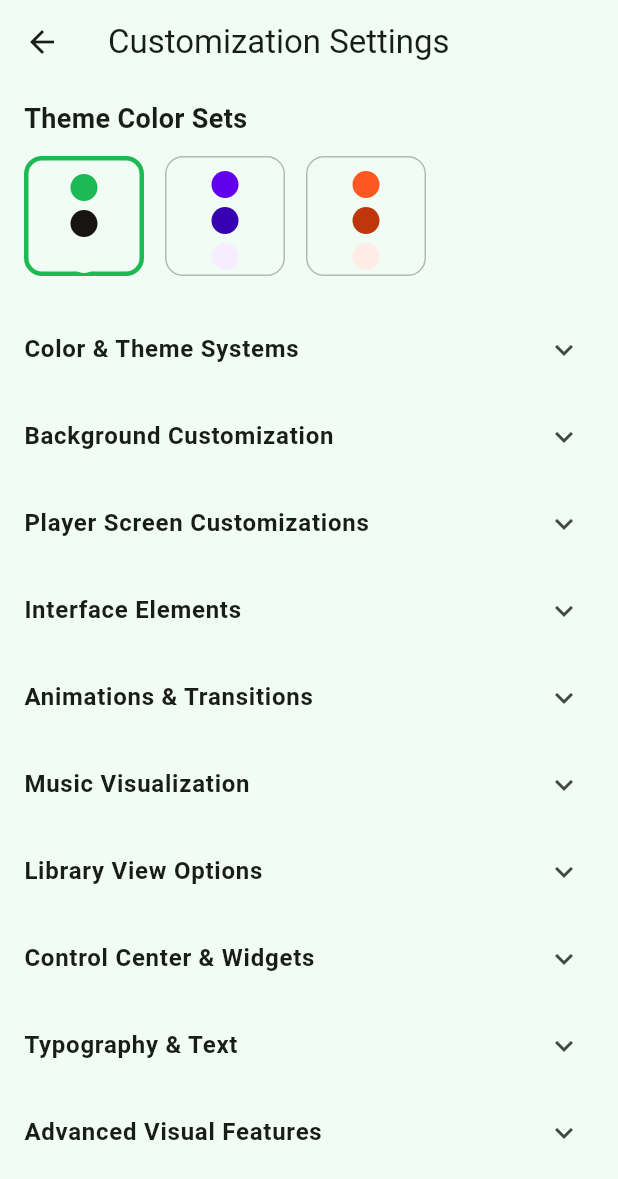
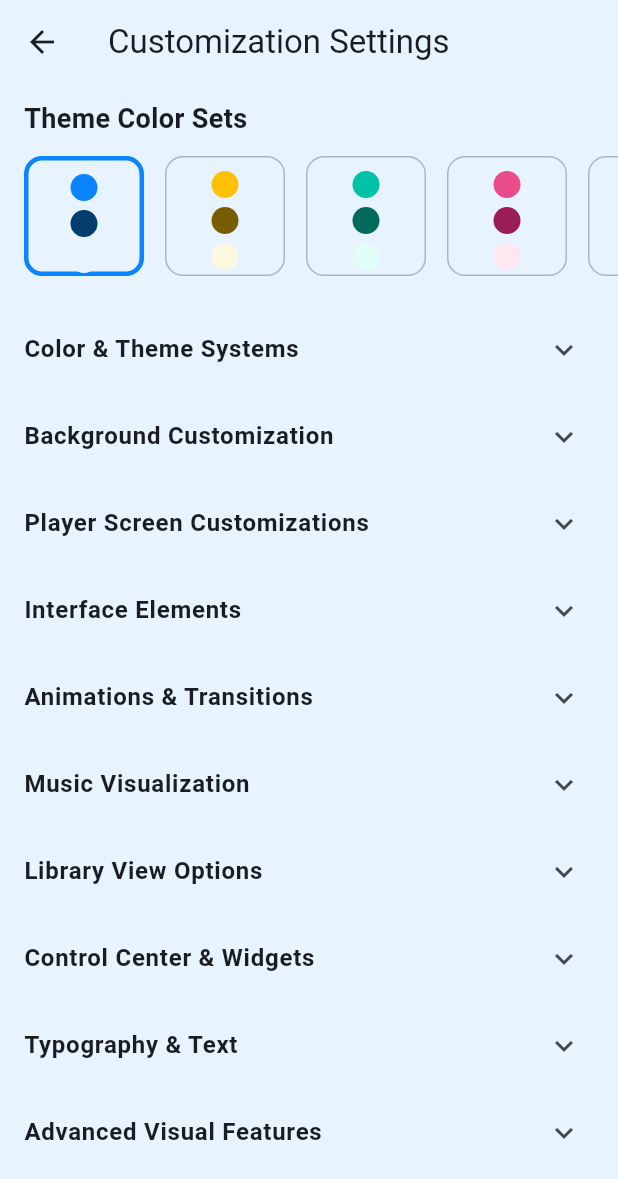
Before and after one commit to Vinith1801/vinu, a Flutter app: the screen it shows after launch, after a tap on the "settings" icon, on a phone screen of 412 x 824 dp. Shown: the top 1179 px of the screen. Run offline on Flutter 3.47's test engine with Material 3 defaults, Android fonts, the phone set to English and light mode, and no system bars; our stand-ins replace audio_service, just_audio, just_audio_background, on_audio_query, shared_preferences; missing offline and left inert: audio_session; statements that could not run were skipped.

Commit message:
feat: Integrate just_audio_background for enhanced audio playback and UI improvements

```diff
--- a/lib/main.dart
+++ b/lib/main.dart
@@ -1,12 +1,24 @@
 import 'package:flutter/material.dart';
 import 'package:provider/provider.dart';
+import 'package:just_audio_background/just_audio_background.dart';
+
 import 'player/audio_player_controller.dart';
 import 'player/favorites_controller.dart';
 import 'theme/theme_controller.dart';
+
 import 'ui/screens/home_screen.dart';
 import 'ui/widgets/mini_player.dart';
 
-void main() {
+Future<void> main() async {
+  WidgetsFlutterBinding.ensureInitialized();
+
+  // Initialize background audio capabilities (notification + lockscreen)
+  await JustAudioBackground.init(
+    androidNotificationChannelId: 'com.vinith.vinu.channel.audio',
+    androidNotificationChannelName: 'Vinu Music',
+    androidNotificationOngoing: true,
+  );
+
   runApp(
     MultiProvider(
       providers: [
@@ -31,6 +43,7 @@ class VinuMusicApp extends StatelessWidget {
       debugShowCheckedModeBanner: false,
       themeMode: theme.isDark ? ThemeMode.dark : ThemeMode.light,
 
+      // -------- LIGHT THEME --------
       theme: ThemeData(
         brightness: Brightness.light,
         useMaterial3: true,
@@ -44,6 +57,7 @@ class VinuMusicApp extends StatelessWidget {
         scaffoldBackgroundColor: colors.background,
       ),
 
+      // -------- DARK THEME --------
       darkTheme: ThemeData(
         brightness: Brightness.dark,
         useMaterial3: true,
@@ -57,10 +71,13 @@ class VinuMusicApp extends StatelessWidget {
         scaffoldBackgroundColor: Colors.black,
       ),
 
+      // -------- HOME --------
       home: const Scaffold(
         body: Stack(
           children: [
             HomeScreen(),
+
+            // Mini player always fixed at bottom
             Align(
               alignment: Alignment.bottomCenter,
               child: MiniPlayer(),
--- /dev/null
+++ b/lib/theme/app_color_set.dart
@@ -0,0 +1,18 @@
+import 'package:flutter/material.dart';
+
+class AppColorSet {
+  final Color primary;
+  final Color secondary;
+  final Color background;
+
+  final Gradient? gradientLight;
+  final Gradient? gradientDark;
+
+  const AppColorSet({
+    required this.primary,
+    required this.secondary,
+    required this.background,
+    this.gradientLight,
+    this.gradientDark,
+  });
+}
--- a/lib/theme/theme_controller.dart
+++ b/lib/theme/theme_controller.dart
@@ -1,41 +1,179 @@
 import 'package:flutter/material.dart';
-
-class AppColorSet {
-  final Color primary;
-  final Color secondary;
-  final Color background;
-
-  const AppColorSet({
-    required this.primary,
-    required this.secondary,
-    required this.background,
-  });
-}
+import 'app_color_set.dart';
 
 class ThemeController extends ChangeNotifier {
   bool isDark = false;
+  int selectedIndex = 0;
 
   final List<AppColorSet> colorSets = const [
+
+    // -------------------------
+    // 1. Ultra Blue Premium Set
+    // -------------------------
     AppColorSet(
-      primary: Color(0xFF1DB954),
-      secondary: Color(0xFF191414),
-      background: Color(0xFFF1FDF4),
+      primary: Color(0xFF0A84FF),
+      secondary: Color(0xFF003E6B),
+      background: Color(0xFFE7F3FF),
+      gradientLight: LinearGradient(
+        colors: [Color(0xFF0A84FF), Color(0xFF003E6B)],
+        begin: Alignment.topLeft,
+        end: Alignment.bottomRight,
+      ),
+      gradientDark: LinearGradient(
+        colors: [Color(0xFF002B4C), Color(0xFF001424)],
+        begin: Alignment.topCenter,
+        end: Alignment.bottomCenter,
+      ),
     ),
+
+    // -------------------------
+    // 2. Gold Luxury Theme
+    // -------------------------
     AppColorSet(
-      primary: Color(0xFF6200EE),
-      secondary: Color(0xFF3700B3),
-      background: Color(0xFFF6EDFF),
+      primary: Color(0xFFFFC107),
+      secondary: Color(0xFF7A5C00),
+      background: Color(0xFFFFF8E1),
+      gradientLight: LinearGradient(
+        colors: [Color(0xFFFFC107), Color(0xFF7A5C00)],
+        begin: Alignment.topCenter,
+        end: Alignment.bottomCenter,
+      ),
+      gradientDark: LinearGradient(
+        colors: [Color(0xFF4A3500), Color(0xFF1E1400)],
+        begin: Alignment.topLeft,
+        end: Alignment.bottomRight,
+      ),
     ),
+
+    // -------------------------
+    // 3. Aqua Premium Teal
+    // -------------------------
     AppColorSet(
-      primary: Color(0xFFFF5722),
-      secondary: Color(0xFFBF360C),
-      background: Color(0xFFFFECE5),
+      primary: Color(0xFF00C2A8),
+      secondary: Color(0xFF006B5C),
+      background: Color(0xFFE0FFF9),
+      gradientLight: LinearGradient(
+        colors: [Color(0xFF00C2A8), Color(0xFF006B5C)],
+        begin: Alignment.topLeft,
+        end: Alignment.bottomRight,
+      ),
+      gradientDark: LinearGradient(
+        colors: [Color(0xFF003D35), Color(0xFF001E1A)],
+        begin: Alignment.centerLeft,
+        end: Alignment.centerRight,
+      ),
+    ),
+
+    // -------------------------
+    // 4. Rose Studio Premium
+    // -------------------------
+    AppColorSet(
+      primary: Color(0xFFEA4C89),
+      secondary: Color(0xFF9B1D55),
+      background: Color(0xFFFDE7F1),
+      gradientLight: LinearGradient(
+        colors: [Color(0xFFEA4C89), Color(0xFF9B1D55)],
+        begin: Alignment.topRight,
+        end: Alignment.bottomLeft,
+      ),
+      gradientDark: LinearGradient(
+        colors: [Color(0xFF5D1233), Color(0xFF230515)],
+        begin: Alignment.topLeft,
+        end: Alignment.bottomRight,
+      ),
+    ),
+
+    // -------------------------
+    // 5. Indigo Elite
+    // -------------------------
+    AppColorSet(
+      primary: Color(0xFF3D5AFE),
+      secondary: Color(0xFF1A237E),
+      background: Color(0xFFE8EAF6),
+      gradientLight: LinearGradient(
+        colors: [Color(0xFF3D5AFE), Color(0xFF1A237E)],
+        begin: Alignment.centerLeft,
+        end: Alignment.centerRight,
+      ),
+      gradientDark: LinearGradient(
+        colors: [Color(0xFF0C1033), Color(0xFF06071D)],
+        begin: Alignment.topCenter,
+        end: Alignment.bottomCenter,
+      ),
+    ),
+
+    // -------------------------
+    // 6. Emerald Calm Premium
+    // -------------------------
+    AppColorSet(
+      primary: Color(0xFF4CAF50),
+      secondary: Color(0xFF1B5E20),
+      background: Color(0xFFE8F5E9),
+      gradientLight: LinearGradient(
+        colors: [Color(0xFF4CAF50), Color(0xFF1B5E20)],
+        begin: Alignment.topLeft,
+        end: Alignment.bottomRight,
+      ),
+      gradientDark: LinearGradient(
+        colors: [Color(0xFF0C2B0F), Color(0xFF041306)],
+        begin: Alignment.bottomLeft,
+        end: Alignment.topRight,
+      ),
+    ),
+
+    // -------------------------
+    // 7. Neon Fashion Theme
+    // -------------------------
+    AppColorSet(
+      primary: Color(0xFFFF4081),
+      secondary: Color(0xFFC60055),
+      background: Color(0xFFFCE4EC),
+      gradientLight: LinearGradient(
+        colors: [Color(0xFFFF4081), Color(0xFFC60055)],
+        begin: Alignment.topCenter,
+        end: Alignment.bottomCenter,
+      ),
+      gradientDark: LinearGradient(
+        colors: [Color(0xFF520020), Color(0xFF23000E)],
+        begin: Alignment.topLeft,
+        end: Alignment.bottomRight,
+      ),
+    ),
+
+    // -------------------------
+    // 8. OLED Pure Black Theme
+    // -------------------------
+    AppColorSet(
+      primary: Color(0xFF00E5FF),      // electric cyan pop
+      secondary: Color(0xFF0091A7),    // deep cyan anchor
+      background: Color(0xFF000000),   // true OLED black
+
+      // Light gradient (used in light mode – still dark but not pure black)
+      gradientLight: LinearGradient(
+        colors: [
+          Color(0xFF001316),
+          Color(0xFF00363D),
+        ],
+        begin: Alignment.topLeft,
+        end: Alignment.bottomRight,
+      ),
+
+      // OLED-dark gradient (pure black + cyan glow)
+      gradientDark: LinearGradient(
+        colors: [
+          Color(0xFF000000),           // absolute black
+          Color(0xFF001A1C),           // minimal glow tint
+        ],
+        begin: Alignment.topCenter,
+        end: Alignment.bottomCenter,
+      ),
     ),
   ];
 
-  int selectedIndex = 0;
+  AppColorSet get current => colorSets[selectedIndex];
 
-  AppColorSet get current => colorSets[selectedIndex];
+  Gradient? get currentGradient =>
+      isDark ? current.gradientDark : current.gradientLight;
 
   void toggleDarkMode() {
     isDark = !isDark;
--- a/pubspec.yaml
+++ b/pubspec.yaml
@@ -17,6 +17,7 @@ dependencies:
   just_audio: ^0.10.5
   audio_service: ^0.18.18
   audio_session: ^0.2.2
+  just_audio_background: ^0.0.1-beta.17
 
   # Permissions + storage
   permission_handler: ^12.0.1
@@ -29,6 +30,8 @@ dependencies:
   provider: ^6.1.5
 
   shared_preferences: ^2.2.3
+
+  path: ^1.9.0
 
 dev_dependencies:
   flutter_test:
```
Also changed, not shown: lib/player/audio_player_controller.dart (+143 -76 lines), lib/ui/widgets/mini_player.dart (+59 -19 lines), lib/ui/widgets/track_tile.dart (+109 -39 lines), pubspec.lock, 1 other file.
